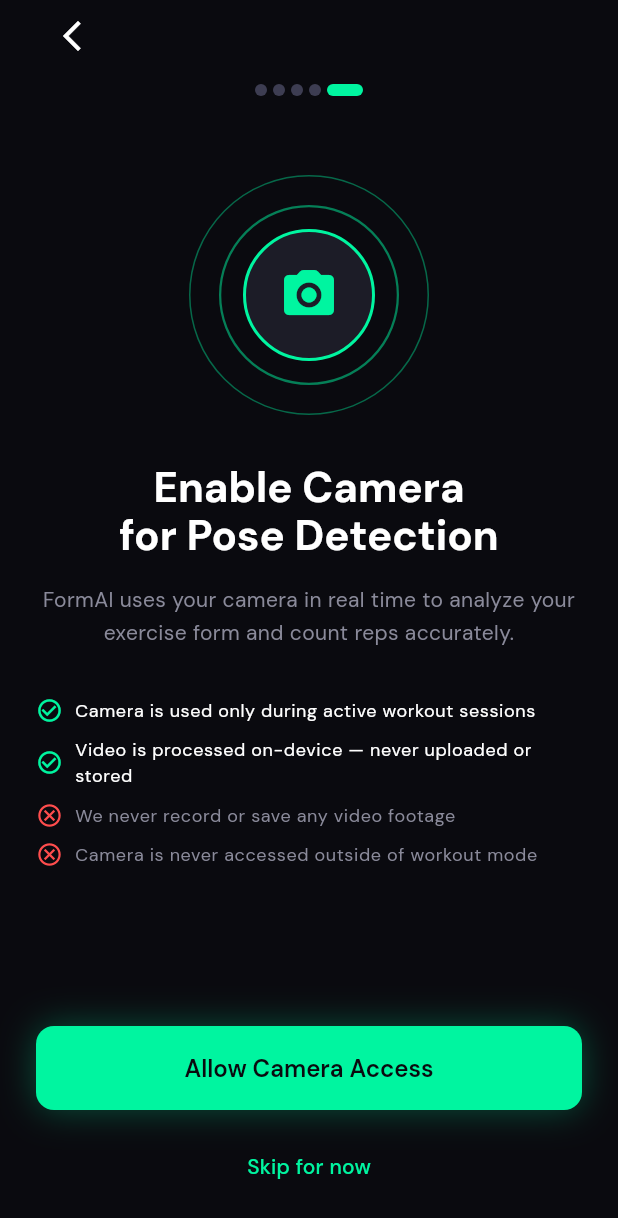
After one commit to AekPrachaya/AI_Fitness_Coach, a Flutter app: the CameraPermissionScreen screen opened by its route, on a phone screen of 412 x 824 dp. The commit adds this screen. Shown: the top 1218 px of the screen. Run offline on Flutter 3.47's test engine with Material 3 defaults, Android fonts, the phone set to English and light mode, and no system bars; drawn by our look-alikes of flutter_animate; our stand-ins replace flutter_riverpod, go_router, google_fonts, hive_flutter, permission_handler, shimmer; missing offline and left inert: google_mlkit_pose_detection; accounts and stored records are empty.

Commit message:
finish camera permission screen

```diff
--- a/lib/core/router/app_router.dart
+++ b/lib/core/router/app_router.dart
@@ -6,6 +6,7 @@ import '../theme/button_preview.dart';
 import '../theme/badges_preview.dart';
 import '../theme/components_preview.dart';
 import '../utils/mock_data_test.dart';
+import '../../features/onboarding/camera_permission_screen.dart';
 import '../../features/onboarding/equipment_screen.dart';
 import '../../features/onboarding/fitness_goal_screen.dart';
 import '../../features/onboarding/fitness_level_screen.dart';
@@ -49,9 +50,12 @@ final routerProvider = Provider<GoRouter>((ref) {
       ),
       GoRoute(
         path: RouteNames.cameraPermission,
+        builder: (context, state) => const CameraPermissionScreen(),
+      ),
+      GoRoute(
+        path: RouteNames.register,
         builder: (context, state) => const Scaffold(
-          body: Center(
-              child: Text('Camera Permission — TODO: Task 2.6')),
+          body: Center(child: Text('Register — TODO: Task 2.8')),
         ),
       ),
       GoRoute(
--- a/lib/core/router/route_names.dart
+++ b/lib/core/router/route_names.dart
@@ -7,6 +7,7 @@ abstract class RouteNames {
   static const String fitnessLevel      = '/onboarding/fitness-level';
   static const String equipment         = '/onboarding/equipment';
   static const String cameraPermission  = '/onboarding/camera-permission';
+  static const String register          = '/register';
   static const String login             = '/login';
   static const String home          = '/home';
 }
--- /dev/null
+++ b/lib/features/onboarding/camera_permission_screen.dart
@@ -0,0 +1,376 @@
+import 'package:flutter/material.dart';
+import 'package:flutter_animate/flutter_animate.dart';
+import 'package:flutter_riverpod/flutter_riverpod.dart';
+import 'package:go_router/go_router.dart';
+import 'package:permission_handler/permission_handler.dart';
+
+import '../../core/router/route_names.dart';
+import '../../core/theme/app_colors.dart';
+import '../../core/theme/app_spacing.dart';
+import '../../shared/widgets/widgets.dart';
+import 'onboarding_notifier.dart';
+import 'widgets/onboarding_step_dots.dart';
+
+// ─────────────────────────────────────────────────────────────────────────────
+// CameraPermissionScreen — Step 5 of 5
+// Uses ConsumerStatefulWidget for the pulsing ring AnimationController.
+// ─────────────────────────────────────────────────────────────────────────────
+
+class CameraPermissionScreen extends ConsumerStatefulWidget {
+  const CameraPermissionScreen({super.key});
+
+  @override
+  ConsumerState<CameraPermissionScreen> createState() =>
+      _CameraPermissionScreenState();
+}
+
+class _CameraPermissionScreenState
+    extends ConsumerState<CameraPermissionScreen>
+    with SingleTickerProviderStateMixin {
+  late final AnimationController _pulseController;
+  late final Animation<double> _pulseAnimation;
+
+  @override
+  void initState() {
+    super.initState();
+    _pulseController = AnimationController(
+      vsync: this,
+      duration: const Duration(milliseconds: 1800),
+    )..repeat(reverse: true);
+
+    _pulseAnimation = CurvedAnimation(
+      parent: _pulseController,
+      curve: Curves.easeInOut,
+    );
+  }
+
+  @override
+  void dispose() {
+    _pulseController.dispose();
+    super.dispose();
+  }
+
+  // ── Permission handling ─────────────────────────────────────────────────
+
+  Future<void> _requestPermission() async {
+    final status = await Permission.camera.request();
+    final granted = status == PermissionStatus.granted;
+
+    ref.read(onboardingNotifierProvider.notifier).setCameraGranted(granted);
+    await ref.read(onboardingNotifierProvider.notifier).completeOnboarding();
+
+    if (!mounted) return;
+
+    if (granted) {
+      context.go(RouteNames.register);
+    } else if (status == PermissionStatus.permanentlyDenied) {
+      _showSettingsDialog();
+    } else {
+      context.go(RouteNames.register);
+    }
+  }
+
+  Future<void> _skipAndComplete() async {
+    ref.read(onboardingNotifierProvider.notifier).setCameraGranted(false);
+    await ref.read(onboardingNotifierProvider.notifier).completeOnboarding();
+    if (!mounted) return;
+    context.go(RouteNames.register);
+  }
+
+  void _showSettingsDialog() {
+    showDialog<void>(
+      context: context,
+      builder: (_) => AlertDialog(
+        backgroundColor: AppColors.surfaceElevated,
+        shape: RoundedRectangleBorder(borderRadius: AppRadius.lgAll),
+        title: Text(
+          'Camera Access Required',
+          style: Theme.of(context).textTheme.titleLarge,
+        ),
+        content: Text(
+          'Camera permission was denied. To enable pose detection, '
+          'please allow camera access in your device settings.',
+          style: Theme.of(context)
+              .textTheme
+              .bodyMedium
+              ?.copyWith(color: AppColors.textSecondary),
+        ),
+        actions: [
+          TextButton(
+            onPressed: () {
+              Navigator.pop(context);
+              context.go(RouteNames.register);
+            },
+            child: Text(
+              'Skip',
+              style: TextStyle(color: AppColors.textSecondary),
+            ),
+          ),
+          TextButton(
+            onPressed: () async {
+              Navigator.pop(context);
+              await openAppSettings();
+              if (!mounted) return;
+              context.go(RouteNames.register);
+            },
+            child: Text(
+              'Open Settings',
+              style: TextStyle(color: AppColors.accent),
+            ),
+          ),
+        ],
+      ),
+    );
+  }
+
+  // ── Build ───────────────────────────────────────────────────────────────
+
+  @override
+  Widget build(BuildContext context) {
+    final tt = Theme.of(context).textTheme;
+
+    return Scaffold(
+      backgroundColor: AppColors.background,
+      body: SafeArea(
+        child: Padding(
+          padding: const EdgeInsets.symmetric(horizontal: AppSpacing.lg),
+          child: Column(
+            children: [
+              // ── Back button ───────────────────────────────────────────
+              Align(
+                alignment: Alignment.centerLeft,
+                child: IconButton(
+                  icon: const Icon(
+                    Icons.arrow_back_ios_new,
+                    color: AppColors.textPrimary,
+                  ),
+                  onPressed: () => context.go(RouteNames.equipment),
+                  padding: EdgeInsets.zero,
+                ),
+              ),
+
+              // ── Step dots ─────────────────────────────────────────────
+              const SizedBox(height: AppSpacing.sm),
+              const OnboardingStepDots(currentStep: 5, totalSteps: 5),
+
+              const Spacer(flex: 1),
+
+              // ── Pulsing camera icon ───────────────────────────────────
+              SizedBox(
+                width: 160,
+                height: 160,
+                child: Stack(
+                  alignment: Alignment.center,
+                  children: [
+                    // Outer pulsing ring
+                    AnimatedBuilder(
+                      animation: _pulseAnimation,
+                      builder: (_, _) => Container(
+                        width: 160,
+                        height: 160,
+                        decoration: BoxDecoration(
+                          shape: BoxShape.circle,
+                          border: Border.all(
+                            color: AppColors.accent.withValues(
+                              alpha: 0.15 + (_pulseAnimation.value * 0.25),
+                            ),
+                            width: 1,
+                          ),
+                        ),
+                      ),
+                    ),
+                    // Middle pulsing ring
+                    AnimatedBuilder(
+                      animation: _pulseAnimation,
+                      builder: (_, _) => Container(
+                        width: 120,
+                        height: 120,
+                        decoration: BoxDecoration(
+                          shape: BoxShape.circle,
+                          border: Border.all(
+                            color: AppColors.accent.withValues(
+                              alpha: 0.2 + (_pulseAnimation.value * 0.3),
+                            ),
+                            width: 1.5,
+                          ),
+                        ),
+                      ),
+                    ),
+                    // Inner static circle with camera icon
+                    Container(
+                      width: 88,
+                      height: 88,
+                      decoration: BoxDecoration(
+                        shape: BoxShape.circle,
+                        color: AppColors.surfaceElevated,
+                        border: Border.all(
+                          color: AppColors.accent,
+                          width: 2,
+                        ),
+                      ),
+                      child: const Icon(
+                        Icons.camera_alt_rounded,
+                        size: 40,
+                        color: AppColors.accent,
+                      ),
+                    ),
+                  ],
+                ),
+              )
+                  .animate()
+                  .fadeIn(duration: 400.ms)
+                  .scale(
+                    begin: const Offset(0.85, 0.85),
+                    end: const Offset(1.0, 1.0),
+                    duration: 400.ms,
+                    curve: Curves.easeOut,
+                  ),
+
+              const SizedBox(height: AppSpacing.xl),
+
+              // ── Title ─────────────────────────────────────────────────
+              Text(
+                'Enable Camera\nfor Pose Detection',
+                style: tt.headlineLarge?.copyWith(height: 1.15),
+                textAlign: TextAlign.center,
+              )
+                  .animate(delay: 200.ms)
+                  .fadeIn(duration: 350.ms)
+                  .slideY(
+                    begin: 0.1,
+                    end: 0.0,
+                    duration: 350.ms,
+                    curve: Curves.easeOut,
+                  ),
+
+              const SizedBox(height: AppSpacing.md),
+
+              // ── Description ───────────────────────────────────────────
+              Text(
+                'FormAI uses your camera in real time to analyze your\n'
+                'exercise form and count reps accurately.',
+                style: tt.bodyMedium?.copyWith(
+                  color: AppColors.textSecondary,
+                  height: 1.6,
+                ),
+                textAlign: TextAlign.center,
+              )
+                  .animate(delay: 300.ms)
+                  .fadeIn(duration: 300.ms),
+
+              const SizedBox(height: AppSpacing.xl),
+
+              // ── Privacy bullet points ─────────────────────────────────
+              const _PrivacyPoint(
+                icon: Icons.check_circle_outline,
+                color: AppColors.accent,
+                positive: true,
+                text: 'Camera is used only during active workout sessions',
+                index: 0,
+              ),
+              const SizedBox(height: AppSpacing.sm),
+              const _PrivacyPoint(
+                icon: Icons.check_circle_outline,
+                color: AppColors.accent,
+                positive: true,
+                text: 'Video is processed on-device — never uploaded or stored',
+                index: 1,
+              ),
+              const SizedBox(height: AppSpacing.sm),
+              const _PrivacyPoint(
+                icon: Icons.cancel_outlined,
+                color: AppColors.error,
+                positive: false,
+                text: 'We never record or save any video footage',
+                index: 2,
+              ),
+              const SizedBox(height: AppSpacing.sm),
+              const _PrivacyPoint(
+                icon: Icons.cancel_outlined,
+                color: AppColors.error,
+                positive: false,
+                text: 'Camera is never accessed outside of workout mode',
+                index: 3,
+              ),
+
+              const Spacer(flex: 2),
+
+              // ── CTA buttons ───────────────────────────────────────────
+              AppPrimaryButton(
+                label: 'Allow Camera Access',
+                onTap: _requestPermission,
+              )
+                  .animate(delay: 600.ms)
+                  .fadeIn(duration: 300.ms)
+                  .slideY(
+                    begin: 0.1,
+                    end: 0.0,
+                    duration: 300.ms,
+                  ),
+
+              const SizedBox(height: AppSpacing.md),
+
+              AppGhostButton(
+                label: 'Skip for now',
+                onTap: _skipAndComplete,
+              )
+                  .animate(delay: 700.ms)
+                  .fadeIn(duration: 250.ms),
+
+              const SizedBox(height: AppSpacing.lg),
+            ],
+          ),
+        ),
+      ),
+    );
+  }
+}
+
+// ─────────────────────────────────────────────────────────────────────────────
+// _PrivacyPoint
+// ─────────────────────────────────────────────────────────────────────────────
+
+class _PrivacyPoint extends StatelessWidget {
+  const _PrivacyPoint({
+    required this.icon,
+    required this.color,
+    required this.positive,
+    required this.text,
+    required this.index,
+  });
+
+  final IconData icon;
+  final Color color;
+  final bool positive;
+  final String text;
+  final int index;
+
+  @override
+  Widget build(BuildContext context) {
+    final tt = Theme.of(context).textTheme;
+
+    return Row(
+      children: [
+        Icon(icon, color: color, size: 18),
+        const SizedBox(width: AppSpacing.sm),
+        Expanded(
+          child: Text(
+            text,
+            style: tt.bodySmall?.copyWith(
+              color: positive ? AppColors.textPrimary : AppColors.textSecondary,
+              height: 1.5,
+            ),
+          ),
+        ),
+      ],
+    )
+        .animate(delay: (350 + index * 60).ms)
+        .fadeIn(duration: 250.ms)
+        .slideX(
+          begin: -0.08,
+          end: 0.0,
+          duration: 250.ms,
+          curve: Curves.easeOut,
+        );
+  }
+}
--- a/lib/features/onboarding/onboarding_notifier.dart
+++ b/lib/features/onboarding/onboarding_notifier.dart
@@ -1,5 +1,8 @@
 import 'package:flutter/foundation.dart';
 import 'package:flutter_riverpod/flutter_riverpod.dart';
+import 'package:hive_flutter/hive_flutter.dart';
+
+import '../../core/utils/mock_data.dart';
 
 // ─────────────────────────────────────────────────────────────────────────────
 // OnboardingState
@@ -61,6 +64,8 @@ class OnboardingState {
   bool get step3Complete => fitnessLevel != null;
 
   bool get step4Complete => true; // equipment is optional
+
+  bool get step5Complete => true; // camera is optional — user can skip
 
   OnboardingState copyWith({
     int? age,
@@ -147,6 +152,25 @@ class OnboardingNotifier extends StateNotifier<OnboardingState> {
 
   void clearEquipment() => state = state.copyWith(equipment: []);
 
+  // ── Step 5 setters ────────────────────────────────────────────────────────
+
+  void setCameraGranted(bool granted) =>
+      state = state.copyWith(cameraGranted: granted);
+
+  /// Saves all collected onboarding data to Hive and marks onboarding as done.
+  Future<void> completeOnboarding() async {
+    final box = Hive.box(MockData.boxUserProfile);
+    await box.put('age', state.age);
+    await box.put('gender', state.gender);
+    await box.put('height_cm', state.heightCm);
+    await box.put('weight_kg', state.weightKg);
+    await box.put('fitness_goal', state.fitnessGoal);
+    await box.put('fitness_level', state.fitnessLevel);
+    await box.put('equipment', state.equipment);
+    await box.put('camera_granted', state.cameraGranted);
+    await box.put(MockData.prefOnboardingComplete, true);
+  }
+
   // ── Unit conversion helpers ───────────────────────────────────────────────
 
   double _inchesToCm(double inches) => inches * 2.54;
--- a/pubspec.yaml
+++ b/pubspec.yaml
@@ -36,6 +36,9 @@ dependencies:
   # Camera
   camera: ^0.10.0
 
+  # Permissions
+  permission_handler: ^11.0.0
+
 dev_dependencies:
   flutter_test:
     sdk: flutter
```
Also changed, not shown: pubspec.lock, 4 other files.
